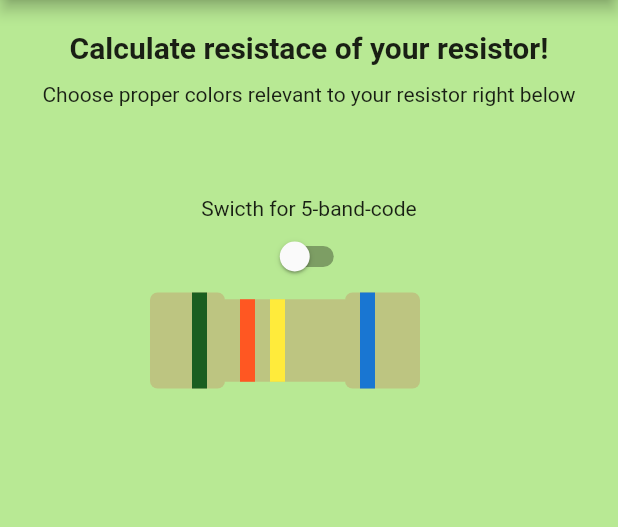
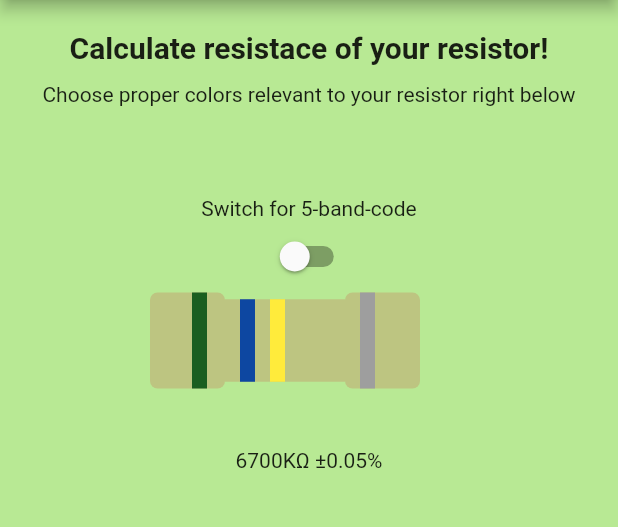
Before and after one commit to klaud-skora/whatResistance-app, a Flutter app: the screen it shows after launch, on a phone screen of 412 x 824 dp, the part 84-611 px from its top. Run offline on Flutter 3.47's test engine with Material 2 defaults, Android fonts, the phone set to English and light mode, and no system bars.

Commit message:
Add logic for resistor

```diff
--- a/lib/ui/resistor.dart
+++ b/lib/ui/resistor.dart
@@ -1,5 +1,6 @@
 import 'package:flutter/material.dart';
-import 'stripe.dart';
+import 'package:my_app/logic/calculator.dart';
+import 'color_picker.dart';
 
 class Resistor extends StatefulWidget {
 
@@ -9,20 +10,47 @@ class Resistor extends StatefulWidget {
 
 class ResistorState extends State<Resistor> {
   bool switchOn = false;
+  Color first = Color(0xff1b5e20);
+  Color second = Color(0xff0d47a1);
+  Color third = Color(0xff6d214f);
+  Color multiplierColor = Color(0xffffeb3b);
+  Color toleranceColor = Color(0xff9e9e9e);
+
+  changeColor(BuildContext context, stripe, color) async {
+    final stripeCol = await Navigator.push(
+      context,
+      MaterialPageRoute(builder: (context) => ColorPicker(stripe: stripe)),
+    );
+    setState(() {
+      if(color == first) {
+        first = stripeCol;
+      } else if(color == second) {
+        second = stripeCol;
+      } else if(color == third) {
+        third = stripeCol;
+      } else if(color == multiplierColor) {
+        multiplierColor = stripeCol;
+      } else if(color == toleranceColor) {
+        toleranceColor = stripeCol;
+      }
+    });
+ }
 
   @override
   Widget build(BuildContext context) {
-    var resistorBackground = Color(0xffBDC581);
-    print(switchOn);
+    Color resistorBackground = Color(0xffBDC581);
+    var no3 = switchOn ? third : null;
+    var result = getData(first, second, no3, multiplierColor, toleranceColor);
+
+
+
     return Container(
       child: Column(
         children: <Widget>[
-          Text('Swicth for 5-band-code'),
+          Text('Switch for 5-band-code'),
            Switch(
             value: switchOn,
-            onChanged: (bool state) {
-              setState(() { switchOn = state; });
-            },
+            onChanged: (bool state) { setState(() { switchOn = state; }); },
             activeColor: Color(0xff58BF9F),
           ),
           Row(
@@ -38,7 +66,16 @@ class ResistorState extends State<Resistor> {
                 child: Row(
                   children: <Widget>[
                     SizedBox(width: 28),
-                    Stripe(stripe: 1, color: Colors.green[900]),
+                    SizedBox(
+                      height: 64.0,
+                      width: 10.0,
+                      child: FlatButton(
+                        shape: RoundedRectangleBorder(),
+                        color: first,
+                        onPressed: () { changeColor(context, 'first', first); },
+                        child: Text(''),
+                      ),
+                    ),
                   ],
                 ),
               ),
@@ -49,11 +86,41 @@ class ResistorState extends State<Resistor> {
                 child: Row(
                   children: <Widget>[
                     SizedBox(width: 10),
-                    Stripe(stripe: 2, color: Colors.deepOrange),
+                    SizedBox(
+                      height: 64.0,
+                      width: 10.0,
+                      child: FlatButton(
+                        shape: RoundedRectangleBorder(),
+                        color: second,
+                        onPressed: () { changeColor(context, 'second', second); },
+                        child: Text(''),
+                      ),
+                    ),
                     SizedBox(width: 10.0),
-                    Stripe(stripe: 3, color: Colors.yellow),
+                    //Stripe(stripe: 3, color: switchOn ? third : multiplierColor),
+                    SizedBox(
+                      height: 64.0,
+                      width: 10.0,
+                      child: FlatButton(
+                        shape: RoundedRectangleBorder(),
+                        color: switchOn ? third : multiplierColor,
+                        onPressed: () { changeColor(context, switchOn ? 'third' : 'fourth', switchOn ? third : multiplierColor); },
+                        child: Text(''),
+                      ),
+                    ),
                     SizedBox(width: 15.0),
-                    switchOn ? Stripe(stripe: 4, color: Colors.pink) : SizedBox(width: 10.0),
+                    switchOn
+                      ? SizedBox(
+                          height: 64.0,
+                          width: 10.0,
+                          child: FlatButton(
+                            shape: RoundedRectangleBorder(),
+                            color: switchOn ? multiplierColor : null,
+                            onPressed: () { changeColor(context, 'fourth', multiplierColor); },
+                            child: Text(''),
+                          ),
+                        )
+                      : SizedBox(width: 10.0),
                   ],
                 ),
               ),
@@ -67,13 +134,24 @@ class ResistorState extends State<Resistor> {
                 child: Row(
                   children: <Widget>[
                     SizedBox(width: 10),
-                    Stripe(stripe: switchOn ? 5 : 4, color: Colors.blue[700]),
+                    SizedBox(
+                      height: 64.0,
+                      width: 10.0,
+                      child: FlatButton(
+                        shape: RoundedRectangleBorder(),
+                        color: toleranceColor,
+                        onPressed: () { changeColor(context, 'fifth', toleranceColor); },
+                        child: Text(''),
+                      ),
+                    ),
                     SizedBox(width: 10.0),
                   ],
                 ),
               ),
             ],
           ),
+          SizedBox(height: 40.0),
+          Text(result),
         ],
       ),
     );
--- a/lib/ui/stripe.dart
+++ /dev/null
@@ -1,35 +0,0 @@
-import 'package:flutter/material.dart';
-import 'color_picker.dart';
-
- class Stripe extends StatefulWidget {
-  Stripe({this.stripe, this.color});
-  final Color color;
-  final int stripe;
-
-  StripeState createState() => StripeState();
- }
-
-class StripeState extends State<Stripe> {
-  var dotColor;
-  changeColor(BuildContext context, stripe) async {
-    final stripeCol = await Navigator.push(
-      context,
-      MaterialPageRoute(builder: (context) => ColorPicker(stripe: stripe)),
-    );
-    setState(() { dotColor = stripeCol; });
- }
-
-  @override
-  Widget build(BuildContext context) {
-    return SizedBox(
-      height: 64.0,
-      width: 10.0,
-      child: FlatButton(
-        shape: RoundedRectangleBorder(),
-        color: dotColor == null ? widget.color : dotColor,
-        onPressed: () {changeColor(context, widget.stripe); },
-        child: Text(''),
-      ),
-    );
-  }
-}
```
Also changed, not shown: lib/logic/calculator.dart (added, +122 -0 lines), lib/ui/color_picker.dart (+4 -14 lines).
